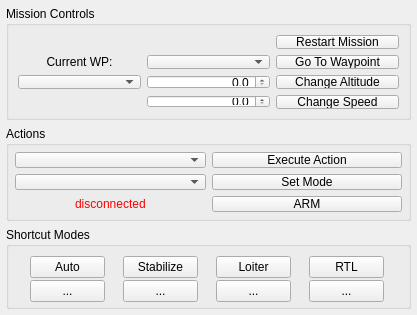
Above: src/ui/uas/UASActionsWidget.ui from ArduPilot/apm_planner before the change. Below: the same form after it.
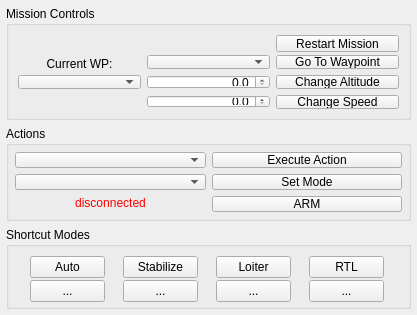
That is the form after the change.

Commit message:
Actions Widget: Quick fix to make text readable.
- Proper fix requires the Actions widget to be completely relaid out.

```diff
--- a/src/ui/uas/UASActionsWidget.ui
+++ b/src/ui/uas/UASActionsWidget.ui
@@ -57,7 +57,7 @@
           <property name="minimumSize">
            <size>
             <width>0</width>
-            <height>14</height>
+            <height>17</height>
            </size>
           </property>
           <property name="text">
@@ -67,6 +67,12 @@
         </item>
         <item row="1" column="0">
          <widget class="QLabel" name="currentWaypointLabel">
+          <property name="minimumSize">
+           <size>
+            <width>0</width>
+            <height>17</height>
+           </size>
+          </property>
           <property name="text">
            <string>Current WP:</string>
           </property>
@@ -187,25 +193,6 @@
       <property name="bottomMargin">
        <number>6</number>
       </property>
-      <item row="2" column="2" colspan="2">
-       <widget class="QPushButton" name="armDisarmButton">
-        <property name="minimumSize">
-         <size>
-          <width>0</width>
-          <height>0</height>
-         </size>
-        </property>
-        <property name="maximumSize">
-         <size>
-          <width>16777215</width>
-          <height>30</height>
-         </size>
-        </property>
-        <property name="text">
-         <string>ARM</string>
-        </property>
-       </widget>
-      </item>
       <item row="1" column="0" colspan="2">
        <widget class="QComboBox" name="modeComboBox">
         <property name="sizePolicy">
@@ -216,21 +203,22 @@
         </property>
        </widget>
       </item>
-      <item row="2" column="0" colspan="2" alignment="Qt::AlignHCenter">
-       <widget class="QLabel" name="armedStatuslabel">
-        <property name="sizePolicy">
-         <sizepolicy hsizetype="Preferred" vsizetype="Minimum">
-          <horstretch>0</horstretch>
-          <verstretch>0</verstretch>
-         </sizepolicy>
+      <item row="2" column="2" colspan="2">
+       <widget class="QPushButton" name="armDisarmButton">
+        <property name="minimumSize">
+         <size>
+          <width>0</width>
+          <height>0</height>
+         </size>
         </property>
-        <property name="styleSheet">
-         <string notr="true">QLabel {
-	font: 75 14pt &quot;Lucida Grande&quot;;
-}</string>
+        <property name="maximumSize">
+         <size>
+          <width>16777215</width>
+          <height>30</height>
+         </size>
         </property>
         <property name="text">
-         <string>&lt;html&gt;&lt;head/&gt;&lt;body&gt;&lt;p&gt;&lt;span style=&quot; color:#ff0000;&quot;&gt;disconnected&lt;/span&gt;&lt;/p&gt;&lt;/body&gt;&lt;/html&gt;</string>
+         <string>ARM</string>
         </property>
        </widget>
       </item>
@@ -275,6 +263,33 @@
         </property>
        </widget>
       </item>
+      <item row="2" column="0" colspan="2">
+       <widget class="QLabel" name="armedStatuslabel">
+        <property name="sizePolicy">
+         <sizepolicy hsizetype="Preferred" vsizetype="Minimum">
+          <horstretch>0</horstretch>
+          <verstretch>0</verstretch>
+         </sizepolicy>
+        </property>
+        <property name="minimumSize">
+         <size>
+          <width>0</width>
+          <height>17</height>
+         </size>
+        </property>
+        <property name="styleSheet">
+         <string notr="true">QLabel {
+	font: 75 14pt &quot;Lucida Grande&quot;;
+}</string>
+        </property>
+        <property name="text">
+         <string>&lt;html&gt;&lt;head/&gt;&lt;body&gt;&lt;p&gt;&lt;span style=&quot; color:#ff0000;&quot;&gt;disconnected&lt;/span&gt;&lt;/p&gt;&lt;/body&gt;&lt;/html&gt;</string>
+        </property>
+        <property name="alignment">
+         <set>Qt::AlignHCenter|Qt::AlignTop</set>
+        </property>
+       </widget>
+      </item>
      </layout>
     </widget>
    </item>
```
